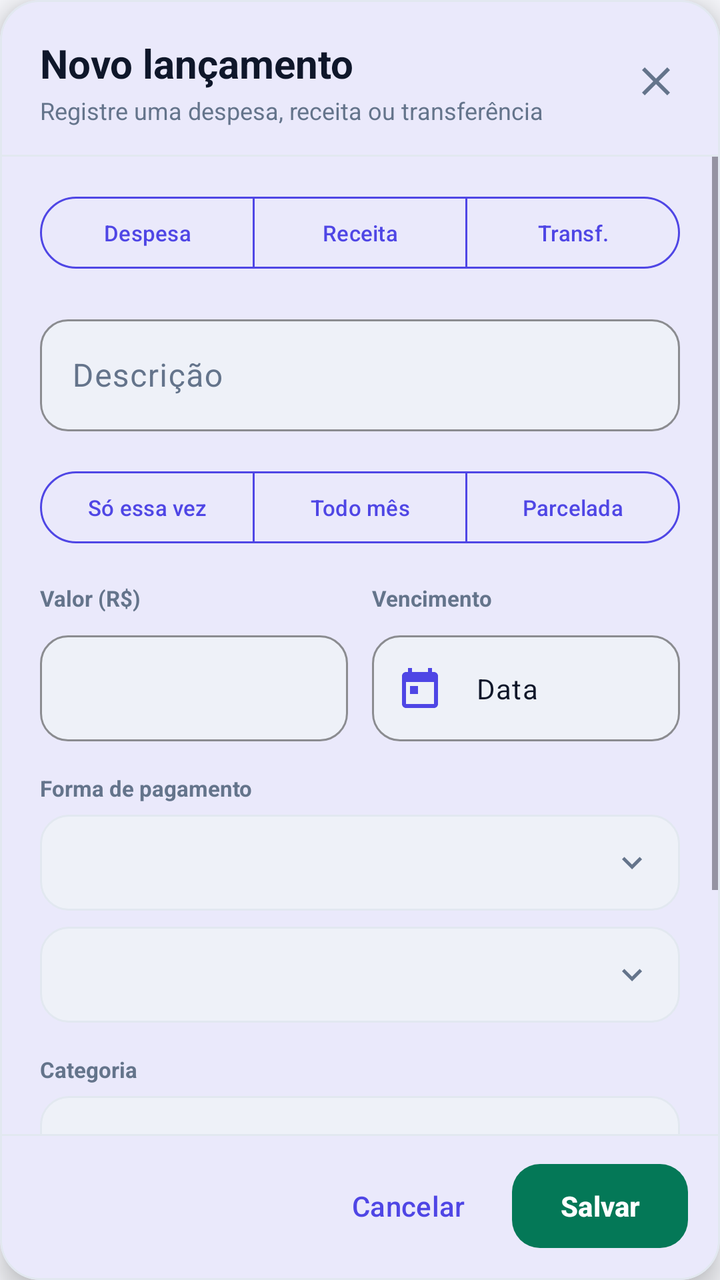
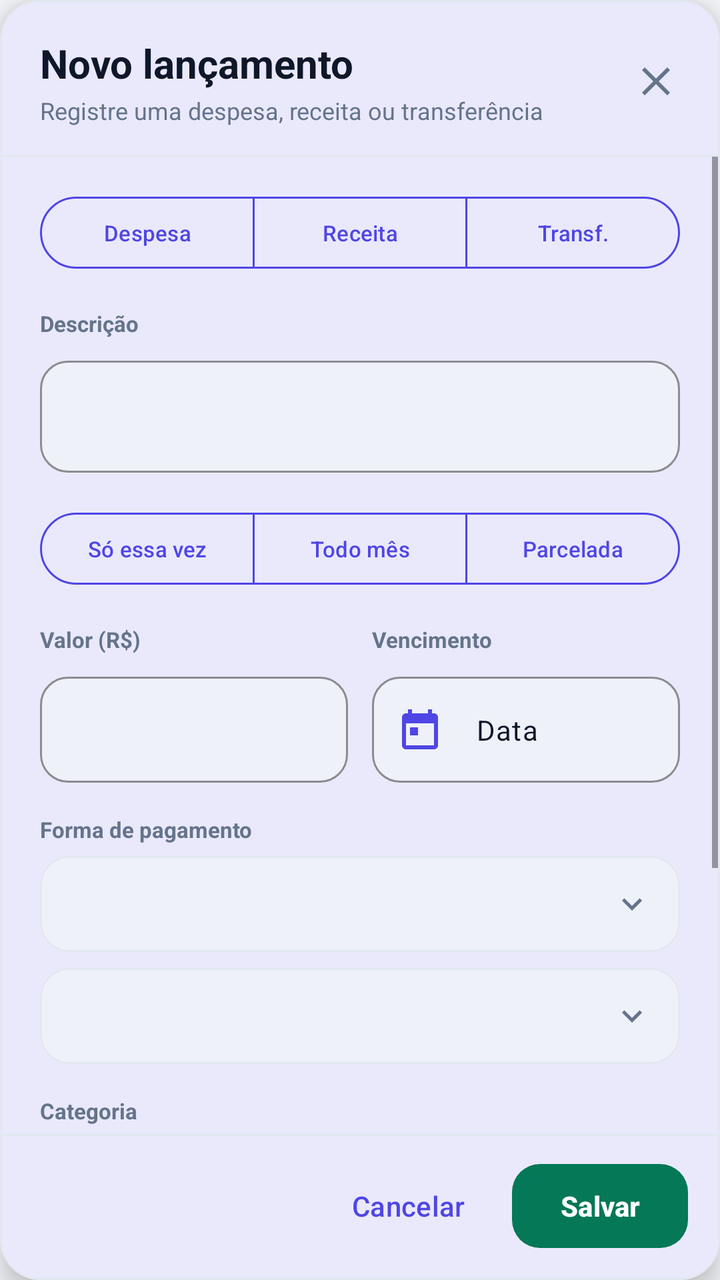

Screens rendered from an Android XML layout before and after an edit, with the pre-edit source and the edit as a unified diff.
<!-- AndroidManifest.xml: application theme Theme.Appfinanceiro -->
<!-- res/layout/dialog_create_transaction.xml -->
<?xml version="1.0" encoding="utf-8"?>
<com.google.android.material.card.MaterialCardView xmlns:android="http://schemas.android.com/apk/res/android"
    xmlns:app="http://schemas.android.com/apk/res-auto"
    style="@style/ModernCard"
    android:layout_width="match_parent"
    android:layout_height="match_parent"
    app:cardElevation="8dp">

    <LinearLayout
        android:layout_width="match_parent"
        android:layout_height="match_parent"
        android:orientation="vertical">

        <LinearLayout
            android:layout_width="match_parent"
            android:layout_height="wrap_content"
            android:gravity="center_vertical"
            android:orientation="horizontal"
            android:paddingStart="20dp"
            android:paddingTop="18dp"
            android:paddingEnd="12dp"
            android:paddingBottom="14dp">

            <LinearLayout
                android:layout_width="0dp"
                android:layout_height="wrap_content"
                android:layout_weight="1"
                android:orientation="vertical">

                <TextView
                    android:id="@+id/formTitleTextView"
                    android:layout_width="match_parent"
                    android:layout_height="wrap_content"
                    android:text="Novo lançamento"
                    android:textColor="?attr/colorOnSurface"
                    android:textSize="20sp"
                    android:textStyle="bold" />

                <TextView
                    android:id="@+id/formSubtitleTextView"
                    android:layout_width="match_parent"
                    android:layout_height="wrap_content"
                    android:layout_marginTop="2dp"
                    android:text="Registre uma despesa, receita ou transferência"
                    android:textColor="?attr/colorOnSurfaceVariant"
                    android:textSize="12sp" />

            </LinearLayout>

            <ImageButton
                android:id="@+id/closeButton"
                android:layout_width="40dp"
                android:layout_height="40dp"
                android:background="?attr/selectableItemBackgroundBorderless"
                android:contentDescription="Fechar"
                android:padding="8dp"
                android:src="@drawable/ic_close"
                app:tint="?attr/colorOnSurfaceVariant" />
        </LinearLayout>

        <View
            android:layout_width="match_parent"
            android:layout_height="1dp"
            android:background="@color/outline" />

        <ScrollView
            android:layout_width="match_parent"
            android:layout_height="0dp"
            android:layout_weight="1"
            android:fillViewport="false"
            android:overScrollMode="ifContentScrolls"
            android:scrollbars="vertical">

            <LinearLayout
                android:layout_width="match_parent"
                android:layout_height="wrap_content"
                android:orientation="vertical"
                android:paddingStart="20dp"
                android:paddingTop="16dp"
                android:paddingEnd="20dp"
                android:paddingBottom="16dp">

                <com.google.android.material.button.MaterialButtonToggleGroup
                    android:id="@+id/typeChipGroup"
                    android:layout_width="match_parent"
                    android:layout_height="wrap_content"
                    android:orientation="horizontal"
                    app:selectionRequired="true"
                    app:singleSelection="true">

                    <com.google.android.material.button.MaterialButton
                        android:id="@+id/expenseTypeButton"
                        style="@style/Widget.Material3.Button.OutlinedButton"
                        android:layout_width="0dp"
                        android:layout_height="44dp"
                        android:layout_weight="1"
                        android:checkable="true"
                        android:checked="true"
                        android:insetLeft="0dp"
                        android:insetRight="0dp"
                        android:minHeight="0dp"
                        android:minWidth="0dp"
                        android:paddingHorizontal="0dp"
                        android:text="Despesa"
                        android:textAllCaps="false"
                        android:textColor="@color/transaction_type_text"
                        android:textSize="11sp"
                        app:backgroundTint="@color/transaction_type_background"
                        app:strokeColor="?attr/colorPrimary"
                        app:strokeWidth="1dp" />

                    <com.google.android.material.button.MaterialButton
                        android:id="@+id/incomeTypeButton"
                        style="@style/Widget.Material3.Button.OutlinedButton"
                        android:layout_width="0dp"
                        android:layout_height="44dp"
                        android:layout_weight="1"
                        android:checkable="true"
                        android:insetLeft="0dp"
                        android:insetRight="0dp"
                        android:minHeight="0dp"
                        android:minWidth="0dp"
                        android:paddingHorizontal="0dp"
                        android:text="Receita"
                        android:textAllCaps="false"
                        android:textColor="@color/transaction_type_text"
                        android:textSize="11sp"
                        app:backgroundTint="@color/transaction_type_background"
                        app:strokeColor="?attr/colorPrimary"
                        app:strokeWidth="1dp" />

                    <com.google.android.material.button.MaterialButton
                        android:id="@+id/transferTypeButton"
                        style="@style/Widget.Material3.Button.OutlinedButton"
                        android:layout_width="0dp"
                        android:layout_height="44dp"
                        android:layout_weight="1"
                        android:checkable="true"
                        android:contentDescription="Transferência"
                        android:insetLeft="0dp"
                        android:insetRight="0dp"
                        android:minHeight="0dp"
                        android:minWidth="0dp"
                        android:paddingHorizontal="0dp"
                        android:text="Transf."
                        android:textAllCaps="false"
                        android:textColor="@color/transaction_type_text"
                        android:textSize="11sp"
                        app:backgroundTint="@color/transaction_type_background"
                        app:strokeColor="?attr/colorPrimary"
                        app:strokeWidth="1dp" />
                </com.google.android.material.button.MaterialButtonToggleGroup>

                <com.google.android.material.textfield.TextInputLayout
                    style="@style/ModernTextInput"
                    android:layout_width="match_parent"
                    android:layout_height="wrap_content"
                    android:layout_marginTop="16dp"
                    android:hint="Descrição">

                    <com.google.android.material.textfield.TextInputEditText
                        android:id="@+id/descriptionEditText"
                        android:layout_width="match_parent"
                        android:layout_height="56dp"
                        android:inputType="textCapSentences"
                        android:singleLine="true"
                        android:textColor="?attr/colorOnSurface" />
                </com.google.android.material.textfield.TextInputLayout>

                <LinearLayout
                    android:id="@+id/repetitionContainer"
                    android:layout_width="match_parent"
                    android:layout_height="wrap_content"
                    android:layout_marginTop="16dp"
                    android:orientation="vertical">

                    <com.google.android.material.button.MaterialButtonToggleGroup
                        android:id="@+id/repetitionToggleGroup"
                        android:layout_width="match_parent"
                        android:layout_height="wrap_content"
                        android:orientation="horizontal"
                        app:selectionRequired="true"
                        app:singleSelection="true">

                        <com.google.android.material.button.MaterialButton
                            android:id="@+id/repetitionOnceButton"
                            style="@style/Widget.Material3.Button.OutlinedButton"
                            android:layout_width="0dp"
                            android:layout_height="44dp"
                            android:layout_weight="1"
                            android:checkable="true"
                            android:checked="true"
                            android:insetLeft="0dp"
                            android:insetRight="0dp"
                            android:minHeight="0dp"
                            android:minWidth="0dp"
                            android:paddingHorizontal="2dp"
                            android:text="Só essa vez"
                            android:textAllCaps="false"
                            android:textColor="@color/transaction_type_text"
                            android:textSize="11sp"
                            app:backgroundTint="@color/transaction_type_background"
                            app:strokeColor="?attr/colorPrimary"
                            app:strokeWidth="1dp" />

                        <com.google.android.material.button.MaterialButton
                            android:id="@+id/repetitionMonthlyButton"
                            style="@style/Widget.Material3.Button.OutlinedButton"
                            android:layout_width="0dp"
                            android:layout_height="44dp"
                            android:layout_weight="1"
                            android:checkable="true"
                            android:insetLeft="0dp"
                            android:insetRight="0dp"
                            android:minHeight="0dp"
                            android:minWidth="0dp"
                            android:paddingHorizontal="2dp"
                            android:text="Todo mês"
                            android:textAllCaps="false"
                            android:textColor="@color/transaction_type_text"
                            android:textSize="11sp"
                            app:backgroundTint="@color/transaction_type_background"
                            app:strokeColor="?attr/colorPrimary"
                            app:strokeWidth="1dp" />

                        <com.google.android.material.button.MaterialButton
                            android:id="@+id/repetitionInstallmentButton"
                            style="@style/Widget.Material3.Button.OutlinedButton"
                            android:layout_width="0dp"
                            android:layout_height="44dp"
                            android:layout_weight="1"
                            android:checkable="true"
                            android:insetLeft="0dp"
                            android:insetRight="0dp"
                            android:minHeight="0dp"
                            android:minWidth="0dp"
                            android:paddingHorizontal="2dp"
                            android:text="Parcelada"
                            android:textAllCaps="false"
                            android:textColor="@color/transaction_type_text"
                            android:textSize="11sp"
                            app:backgroundTint="@color/transaction_type_background"
                            app:strokeColor="?attr/colorPrimary"
                            app:strokeWidth="1dp" />
                    </com.google.android.material.button.MaterialButtonToggleGroup>

                    <LinearLayout
                        android:id="@+id/installmentRow"
                        android:layout_width="match_parent"
                        android:layout_height="wrap_content"
                        android:layout_marginTop="8dp"
                        android:gravity="top"
                        android:orientation="horizontal"
                        android:visibility="gone">

                        <LinearLayout
                            android:layout_width="0dp"
                            android:layout_height="wrap_content"
                            android:layout_marginEnd="6dp"
                            android:layout_weight="1"
                            android:orientation="vertical">

                            <TextView
                                android:layout_width="match_parent"
                                android:layout_height="wrap_content"
                                android:layout_marginBottom="6dp"
                                android:text="Tipo de valor"
                                android:textColor="?attr/colorOnSurfaceVariant"
                                android:textSize="11sp"
                                android:textStyle="bold" />

                            <Spinner
                                android:id="@+id/installmentValueTypeSpinner"
                                android:layout_width="match_parent"
                                android:layout_height="53dp"
                                android:background="@drawable/bg_spinner_selector"
                                android:paddingStart="0dp"
                                android:paddingEnd="44dp"
                                android:visibility="gone" />
                        </LinearLayout>

                        <LinearLayout
                            android:layout_width="0dp"
                            android:layout_height="wrap_content"
                            android:layout_marginStart="6dp"
                            android:layout_weight="1"
                            android:orientation="vertical">

                            <TextView
                                android:layout_width="match_parent"
                                android:layout_height="wrap_content"
                                android:layout_marginBottom="6dp"
                                android:text="Número de parcelas"
                                android:textColor="?attr/colorOnSurfaceVariant"
                                android:textSize="11sp"
                                android:textStyle="bold" />

                            <com.google.android.material.textfield.TextInputEditText
                                android:id="@+id/installmentCountEditText"
                                android:layout_width="match_parent"
                                android:layout_height="53dp"
                                android:background="@drawable/bg_period_selector"
                                android:gravity="center_vertical"
                                android:inputType="number"
                                android:paddingStart="16dp"
                                android:paddingEnd="16dp"
                                android:singleLine="true"
                                android:textColor="?attr/colorOnSurface"
                                android:textSize="14sp"
                                android:visibility="gone" />
                        </LinearLayout>
                    </LinearLayout>
                </LinearLayout>

                <LinearLayout
                    android:layout_width="match_parent"
                    android:layout_height="wrap_content"
                    android:layout_marginTop="16dp"
                    android:orientation="horizontal">

                    <LinearLayout
                        android:layout_width="0dp"
                        android:layout_height="wrap_content"
                        android:layout_marginEnd="6dp"
                        android:layout_weight="1"
                        android:orientation="vertical">

                        <TextView
                            android:layout_width="match_parent"
                            android:layout_height="wrap_content"
                            android:layout_marginBottom="6dp"
                            android:text="Valor (R$)"
                            android:textColor="?attr/colorOnSurfaceVariant"
                            android:textSize="11sp"
                            android:textStyle="bold" />

                        <com.google.android.material.textfield.TextInputLayout
                            style="@style/ModernTextInput"
                            android:layout_width="match_parent"
                            android:layout_height="wrap_content">

                            <com.google.android.material.textfield.TextInputEditText
                                android:id="@+id/amountEditText"
                                android:layout_width="match_parent"
                                android:layout_height="53dp"
                                android:inputType="number"
                                android:singleLine="true"
                                android:textColor="?attr/colorOnSurface" />
                        </com.google.android.material.textfield.TextInputLayout>
                    </LinearLayout>

                    <LinearLayout
                        android:layout_width="0dp"
                        android:layout_height="wrap_content"
                        android:layout_marginStart="6dp"
                        android:layout_weight="1"
                        android:orientation="vertical">

                        <TextView
                            android:id="@+id/dateLabelTextView"
                            android:layout_width="match_parent"
                            android:layout_height="wrap_content"
                            android:layout_marginBottom="6dp"
                            android:text="Vencimento"
                            android:textColor="?attr/colorOnSurfaceVariant"
                            android:textSize="11sp"
                            android:textStyle="bold" />

                        <com.google.android.material.textfield.TextInputLayout
                            android:id="@+id/dateLayout"
                            style="@style/ModernTextInput"
                            android:layout_width="match_parent"
                            android:layout_height="wrap_content"
                            app:startIconDrawable="@drawable/ic_month_calendar"
                            app:startIconTint="?attr/colorPrimary">

                            <com.google.android.material.textfield.TextInputEditText
                                android:id="@+id/dateEditText"
                                android:layout_width="match_parent"
                                android:layout_height="53dp"
                                android:clickable="true"
                                android:contentDescription="Data do lançamento"
                                android:cursorVisible="false"
                                android:ellipsize="end"
                                android:focusable="false"
                                android:importantForAutofill="no"
                                android:inputType="none"
                                android:longClickable="false"
                                android:maxLines="1"
                                android:singleLine="true"
                                android:text="Data"
                                android:textColor="?attr/colorOnSurface"
                                android:textSize="14sp" />
                        </com.google.android.material.textfield.TextInputLayout>
                    </LinearLayout>
                </LinearLayout>

                <LinearLayout
                    android:id="@+id/paymentMethodContainer"
                    android:layout_width="match_parent"
                    android:layout_height="wrap_content"
                    android:layout_marginTop="16dp"
                    android:orientation="vertical">

                    <TextView
                        android:layout_width="match_parent"
                        android:layout_height="wrap_content"
                        android:layout_marginBottom="6dp"
                        android:text="Forma de pagamento"
                        android:textColor="?attr/colorOnSurfaceVariant"
                        android:textSize="11sp"
                        android:textStyle="bold" />

                    <Spinner
                        android:id="@+id/paymentMethodSpinner"
                        android:layout_width="match_parent"
                        android:layout_height="48dp"
                        android:background="@drawable/bg_spinner_selector"
                        android:paddingStart="16dp"
                        android:paddingEnd="44dp" />

                    <Spinner
                        android:id="@+id/accountSpinner"
                        android:layout_width="match_parent"
                        android:layout_height="48dp"
                        android:layout_marginTop="8dp"
                        android:background="@drawable/bg_spinner_selector"
                        android:paddingStart="16dp"
                        android:paddingEnd="44dp" />

                    <Spinner
                        android:id="@+id/cardSpinner"
                        android:layout_width="match_parent"
                        android:layout_height="48dp"
                        android:layout_marginTop="8dp"
                        android:background="@drawable/bg_spinner_selector"
                        android:paddingStart="16dp"
                        android:paddingEnd="44dp"
                        android:visibility="gone" />
                </LinearLayout>

                <LinearLayout
                    android:id="@+id/transferAccountsContainer"
                    android:layout_width="match_parent"
                    android:layout_height="wrap_content"
                    android:layout_marginTop="16dp"
                    android:orientation="vertical"
                    android:visibility="gone">

                    <TextView
                        android:layout_width="match_parent"
                        android:layout_height="wrap_content"
                        android:layout_marginBottom="6dp"
                        android:text="Conta de origem"
                        android:textColor="?attr/colorOnSurfaceVariant"
                        android:textSize="11sp"
                        android:textStyle="bold" />

                    <Spinner
                        android:id="@+id/fromAccountSpinner"
                        android:layout_width="match_parent"
                        android:layout_height="48dp"
                        android:background="@drawable/bg_spinner_selector"
                        android:paddingStart="16dp"
                        android:paddingEnd="44dp" />

                    <TextView
                        android:layout_width="match_parent"
                        android:layout_height="wrap_content"
                        android:layout_marginTop="12dp"
                        android:layout_marginBottom="6dp"
                        android:text="Conta de destino"
                        android:textColor="?attr/colorOnSurfaceVariant"
                        android:textSize="11sp"
                        android:textStyle="bold" />

                    <Spinner
                        android:id="@+id/toAccountSpinner"
                        android:layout_width="match_parent"
                        android:layout_height="48dp"
                        android:background="@drawable/bg_spinner_selector"
                        android:paddingStart="16dp"
                        android:paddingEnd="44dp" />
                </LinearLayout>

                <LinearLayout
                    android:id="@+id/categoryContainer"
                    android:layout_width="match_parent"
                    android:layout_height="wrap_content"
                    android:layout_marginTop="16dp"
                    android:orientation="vertical">

                    <TextView
                        android:layout_width="match_parent"
                        android:layout_height="wrap_content"
                        android:layout_marginBottom="6dp"
                        android:text="Categoria"
                        android:textColor="?attr/colorOnSurfaceVariant"
                        android:textSize="11sp"
                        android:textStyle="bold" />

                    <Spinner
                        android:id="@+id/categorySpinner"
                        android:layout_width="match_parent"
                        android:layout_height="48dp"
                        android:background="@drawable/bg_spinner_selector"
                        android:paddingStart="16dp"
                        android:paddingEnd="44dp" />
                </LinearLayout>

                <LinearLayout
                    android:id="@+id/noteLayout"
                    android:layout_width="match_parent"
                    android:layout_height="wrap_content"
                    android:layout_marginTop="16dp"
                    android:orientation="vertical">

                    <com.google.android.material.textfield.TextInputLayout
                        style="@style/ModernTextInput"
                        android:layout_width="match_parent"
                        android:layout_height="wrap_content"
                        android:hint="Observações (opcional)">

                        <com.google.android.material.textfield.TextInputEditText
                            android:id="@+id/noteEditText"
                            android:layout_width="match_parent"
                            android:layout_height="wrap_content"
                            android:gravity="top|start"
                            android:inputType="textCapSentences|textMultiLine|textAutoCorrect"
                            android:maxLength="500"
                            android:minHeight="96dp"
                            android:textLocale="pt-BR"
                            android:textColor="?attr/colorOnSurface" />
                    </com.google.android.material.textfield.TextInputLayout>
                </LinearLayout>

                <TextView
                    android:id="@+id/loadingTextView"
                    android:layout_width="match_parent"
                    android:layout_height="wrap_content"
                    android:layout_marginTop="12dp"
                    android:text="Carregando contas, cartões e categorias..."
                    android:textColor="?attr/colorPrimary"
                    android:textSize="13sp"
                    android:visibility="gone" />

                <TextView
                    android:id="@+id/errorTextView"
                    android:layout_width="match_parent"
                    android:layout_height="wrap_content"
                    android:layout_marginTop="8dp"
                    android:textColor="@color/error"
                    android:textSize="13sp"
                    android:visibility="gone" />
            </LinearLayout>
        </ScrollView>

        <View
            android:layout_width="match_parent"
            android:layout_height="1dp"
            android:background="@color/outline" />

        <LinearLayout
            android:layout_width="match_parent"
            android:layout_height="wrap_content"
            android:gravity="end"
            android:orientation="horizontal"
            android:paddingStart="16dp"
            android:paddingTop="10dp"
            android:paddingEnd="16dp"
            android:paddingBottom="12dp">

            <com.google.android.material.button.MaterialButton
                android:id="@+id/cancelButton"
                style="@style/Widget.Material3.Button.TextButton"
                android:layout_width="wrap_content"
                android:layout_height="48dp"
                android:text="Cancelar"
                android:textColor="?attr/colorPrimary" />

            <com.google.android.material.button.MaterialButton
                android:id="@+id/saveButton"
                style="@style/PrimaryCTAButton"
                android:layout_width="wrap_content"
                android:layout_height="50dp"
                android:layout_marginStart="8dp"
                android:text="Salvar" />
        </LinearLayout>
    </LinearLayout>
</com.google.android.material.card.MaterialCardView>
<!-- resources referenced by this layout -->
<resources>
  <color name="error">#FFDC2626</color>
  <color name="outline">#FFE2E8F0</color>
  <!-- drawable bg_period_selector (drawable) -->
  <?xml version="1.0" encoding="utf-8"?>
  <shape xmlns:android="http://schemas.android.com/apk/res/android"
      android:shape="rectangle">
      <solid android:color="?attr/colorSurfaceVariant" />
      <corners android:radius="14dp" />
      <stroke
          android:width="1dp"
          android:color="?attr/colorOutline" />
  </shape>
  <!-- drawable bg_spinner_selector (drawable) -->
  <?xml version="1.0" encoding="utf-8"?>
  <layer-list xmlns:android="http://schemas.android.com/apk/res/android">
      <item>
          <shape android:shape="rectangle">
              <solid android:color="?attr/colorSurfaceVariant" />
              <corners android:radius="14dp" />
              <stroke
                  android:width="1dp"
                  android:color="?attr/colorOutline" />
          </shape>
      </item>
      <item
          android:width="20dp"
          android:height="20dp"
          android:drawable="@drawable/ic_chevron_down"
          android:gravity="end|center_vertical"
          android:right="14dp" />
  </layer-list>
  <!-- drawable ic_close (drawable) -->
  <vector xmlns:android="http://schemas.android.com/apk/res/android"
      android:width="24dp"
      android:height="24dp"
      android:viewportWidth="24"
      android:viewportHeight="24">
      <path
          android:fillColor="@android:color/white"
          android:pathData="M19,6.41L17.59,5 12,10.59 6.41,5 5,6.41 10.59,12 5,17.59 6.41,19 12,13.41 17.59,19 19,17.59 13.41,12z" />
  </vector>
  <!-- drawable ic_month_calendar (drawable) -->
  <vector xmlns:android="http://schemas.android.com/apk/res/android"
      android:width="24dp" android:height="24dp"
      android:viewportWidth="24" android:viewportHeight="24">
      <path android:fillColor="#FF000000" android:pathData="M19,4h-1V2h-2v2H8V2H6v2H5c-1.1,0 -2,0.9 -2,2v14c0,1.1 0.9,2 2,2h14c1.1,0 2,-0.9 2,-2V6c0,-1.1 -0.9,-2 -2,-2zM19,20H5V9h14v11zM7,11h4v4H7z" />
  </vector>
  <style name="ModernCard" parent="Widget.Material3.CardView.Filled">
          <item name="cardBackgroundColor">?attr/colorSurface</item>
          <item name="cardCornerRadius">20dp</item>
          <item name="cardElevation">2dp</item>
          <item name="strokeColor">?attr/colorOutline</item>
          <item name="strokeWidth">1dp</item>
      </style>
  <style name="PrimaryCTAButton" parent="Widget.Material3.Button">
          <item name="backgroundTint">?attr/colorTertiary</item>
          <item name="android:textColor">?attr/colorOnTertiary</item>
          <item name="android:textAllCaps">false</item>
          <item name="android:textStyle">bold</item>
          <item name="android:minHeight">52dp</item>
          <item name="cornerRadius">14dp</item>
      </style>
  <style name="Theme.Appfinanceiro" parent="Theme.Appfinanceiro.Base">
          <item name="android:windowLightStatusBar">true</item>
          <item name="android:windowLightNavigationBar">true</item>
      </style>
  <!-- drawable ic_chevron_down (drawable) -->
  <?xml version="1.0" encoding="utf-8"?>
  <vector xmlns:android="http://schemas.android.com/apk/res/android"
      android:width="24dp"
      android:height="24dp"
      android:viewportWidth="24"
      android:viewportHeight="24">
      <path
          android:fillColor="@color/on_surface_variant"
          android:pathData="M7.41,8.59L12,13.17l4.59,-4.58L18,10l-6,6 -6,-6z" />
  </vector>
  <color name="on_surface_variant">#FF64748B</color>
  <color name="brand_primary">#FF4F46E5</color>
  <color name="on_brand">#FFFFFFFF</color>
  <color name="surface_variant">#FFEEF1F8</color>
  <color name="on_surface">#FF0F172A</color>
  <color name="brand_secondary">#FF0EA5E9</color>
  <color name="cta_primary">#FF047857</color>
  <color name="on_cta">#FFFFFFFF</color>
  <color name="surface">#FFFFFFFF</color>
  <color name="surface_elevated">#FFFFFFFF</color>
  <color name="background">#FFF6F7FB</color>
  <color name="on_background">#FF0F172A</color>
  <color name="on_error">#FFFFFFFF</color>
  <!-- unchanged entries left out for length: 2 -->
</resources>

<!-- the commit's change to res/layout/dialog_create_transaction.xml (unified diff, before → after) -->
@@ -151,12 +151,20 @@
                         app:strokeWidth="1dp" />
                 </com.google.android.material.button.MaterialButtonToggleGroup>
 
+                <TextView
+                    android:layout_width="match_parent"
+                    android:layout_height="wrap_content"
+                    android:layout_marginTop="16dp"
+                    android:layout_marginBottom="6dp"
+                    android:text="Descrição"
+                    android:textColor="?attr/colorOnSurfaceVariant"
+                    android:textSize="11sp"
+                    android:textStyle="bold" />
+
                 <com.google.android.material.textfield.TextInputLayout
                     style="@style/ModernTextInput"
                     android:layout_width="match_parent"
-                    android:layout_height="wrap_content"
-                    android:layout_marginTop="16dp"
-                    android:hint="Descrição">
+                    android:layout_height="wrap_content">
 
                     <com.google.android.material.textfield.TextInputEditText
                         android:id="@+id/descriptionEditText"
